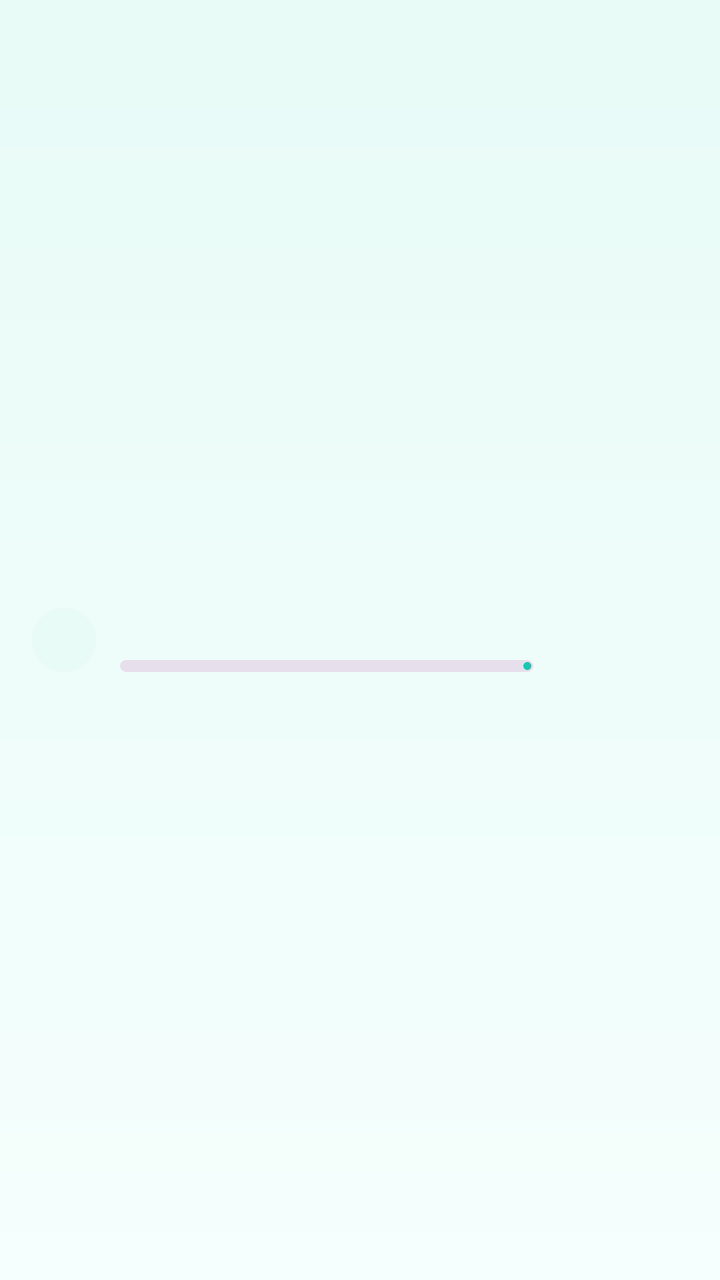
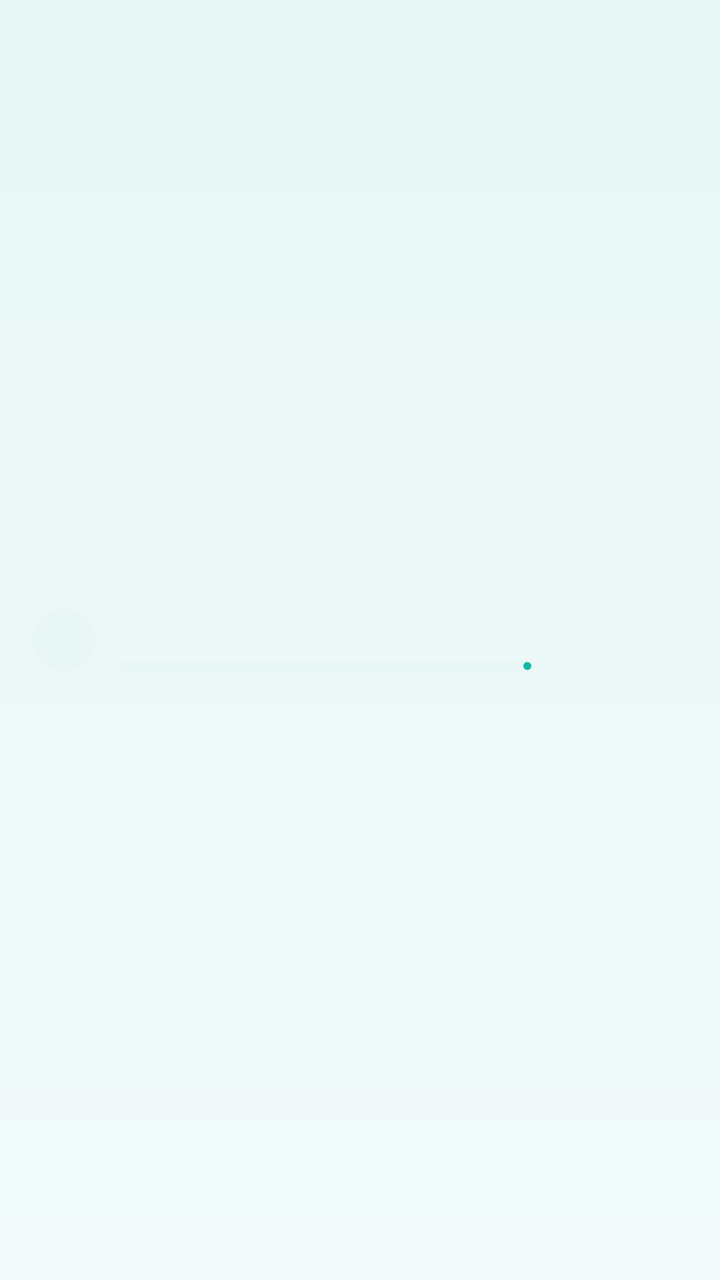

Before-and-after screenshots of an Android layout around one commit, followed by the original layout XML and the change that was made.
<!-- AndroidManifest.xml: application theme Theme.BrainBuddy -->
<!-- res/layout/item_top_app.xml -->
<?xml version="1.0" encoding="utf-8"?>
<androidx.constraintlayout.widget.ConstraintLayout xmlns:android="http://schemas.android.com/apk/res/android"
    xmlns:app="http://schemas.android.com/apk/res-auto"
    android:layout_width="match_parent"
    android:layout_height="wrap_content"
    android:minHeight="52dp"
    android:paddingStart="16dp"
    android:paddingEnd="16dp"
    android:paddingTop="8dp"
    android:paddingBottom="8dp">

    
    <FrameLayout
        android:id="@+id/iconContainer"
        android:layout_width="32dp"
        android:layout_height="32dp"
        android:background="@drawable/bg_circle_surface"
        app:layout_constraintStart_toStartOf="parent"
        app:layout_constraintTop_toTopOf="parent"
        app:layout_constraintBottom_toBottomOf="parent">

        <ImageView
            android:id="@+id/ivAppIcon"
            android:layout_width="24dp"
            android:layout_height="24dp"
            android:layout_gravity="center"
            android:contentDescription="@null"
            android:tint="?attr/colorPrimary" />
    </FrameLayout>

    
    <TextView
        android:id="@+id/tvAttemptCount"
        android:layout_width="wrap_content"
        android:layout_height="wrap_content"
        android:minEms="4"
        android:gravity="end"
        android:textAlignment="viewEnd"
        android:maxLines="1"
        android:ellipsize="end"
        android:textAppearance="@style/TextAppearance.Material3.BodyMedium"
        android:textColor="?attr/colorOnSurfaceVariant"
        app:layout_constrainedWidth="true"
        app:layout_constraintEnd_toEndOf="parent"
        app:layout_constraintTop_toTopOf="parent"
        app:layout_constraintBottom_toBottomOf="parent" />

    
    <LinearLayout
        android:id="@+id/textContainer"
        android:layout_width="0dp"
        android:layout_height="wrap_content"
        android:orientation="vertical"
        android:layout_marginStart="12dp"
        android:layout_marginEnd="12dp"
        app:layout_constraintStart_toEndOf="@id/iconContainer"
        app:layout_constraintEnd_toStartOf="@id/tvAttemptCount"
        app:layout_constraintTop_toTopOf="@id/iconContainer"
        app:layout_constraintBottom_toBottomOf="@id/iconContainer">

        <TextView
            android:id="@+id/tvAppName"
            android:layout_width="match_parent"
            android:layout_height="wrap_content"
            android:maxLines="1"
            android:ellipsize="end"
            android:textAppearance="@style/TextAppearance.Material3.BodyLarge"
            android:textColor="?attr/colorOnSurface" />

        <com.google.android.material.progressindicator.LinearProgressIndicator
            android:id="@+id/progressUsage"
            android:layout_width="match_parent"
            android:layout_height="6dp"
            android:layout_marginTop="4dp"
            android:max="100"
            android:indeterminate="false"
            app:trackThickness="6dp"
            app:trackCornerRadius="3dp"
            app:indicatorColor="?attr/colorPrimary"
            app:trackColor="?attr/colorSurfaceVariant" />
    </LinearLayout>

</androidx.constraintlayout.widget.ConstraintLayout>
<!-- resources referenced by this layout -->
<resources>
  <!-- drawable bg_circle_surface (drawable) -->
  <?xml version="1.0" encoding="utf-8"?>
  <shape xmlns:android="http://schemas.android.com/apk/res/android"
      android:shape="oval">
      <solid android:color="?attr/colorSurface" />
  </shape>
  <style name="Theme.BrainBuddy" parent="Theme.Material3.DayNight.NoActionBar">
          <item name="colorPrimary">@color/bb_primary</item>
          <item name="colorOnPrimary">@color/white</item>
          <item name="colorSecondary">@color/bb_secondary</item>
          <item name="colorOnSecondary">@color/white</item>
          <item name="colorTertiary">@color/bb_accent</item>
          <item name="colorOnTertiary">@color/black</item>
          <item name="colorError">@color/bb_error</item>
          <item name="colorSurface">@color/bb_bg</item>
          <item name="colorOnSurface">@color/bb_text</item>
          <item name="colorSurfaceContainer">@color/bb_surface_container</item>
          <item name="colorOutlineVariant">@color/bb_outline_variant</item>
          <item name="colorOnSurfaceVariant">@color/bb_text_muted</item>
          <item name="android:windowBackground">@drawable/bg_gradient</item>
          <item name="android:textColorPrimary">@color/bb_text</item>
          <item name="android:textColorSecondary">@color/bb_text_muted</item>
          <item name="materialButtonStyle">@style/BBButton</item>
          <item name="android:fontFamily">sans-serif-medium</item>
      </style>
  <color name="bb_primary">#1BC5B0</color>
  <color name="white">#FFFFFF</color>
  <color name="bb_secondary">#00897B</color>
  <color name="bb_accent">#FFC107</color>
  <color name="black">#000000</color>
  <color name="bb_error">#FF5252</color>
  <color name="bb_bg">#E8FBF7</color>
  <color name="bb_text">#1F2937</color>
  <color name="bb_surface_container">#F0FDF9</color>
  <color name="bb_outline_variant">#D1E8E4</color>
  <color name="bb_text_muted">#6B7280</color>
  <!-- drawable bg_gradient (drawable) -->
  <?xml version="1.0" encoding="utf-8"?>
  <layer-list xmlns:android="http://schemas.android.com/apk/res/android">
      <item>
          <shape>
              <gradient
                  android:angle="270"
                  android:startColor="#E8FBF7"
                  android:endColor="#F5FFFD"/>
          </shape>
      </item>
  </layer-list>
  <style name="BBButton" parent="Widget.Material3.Button">
          <item name="android:minHeight">56dp</item>
          <item name="android:paddingStart">24dp</item>
          <item name="android:paddingEnd">24dp</item>
          <item name="cornerRadius">16dp</item>
          <item name="android:textAllCaps">false</item>
          <item name="android:textColor">@color/white</item>
          <item name="android:textSize">16sp</item>
          <item name="android:textStyle">bold</item>
          <item name="backgroundTint">@color/bb_primary</item>
      </style>
</resources>

<!-- the commit's change to res/layout/item_top_app.xml (unified diff, before → after) -->
@@ -76,8 +76,8 @@
             android:indeterminate="false"
             app:trackThickness="6dp"
             app:trackCornerRadius="3dp"
-            app:indicatorColor="?attr/colorPrimary"
-            app:trackColor="?attr/colorSurfaceVariant" />
+            app:indicatorColor="@color/emerald_primary"
+            app:trackColor="@color/emerald_light" />
     </LinearLayout>
 
 </androidx.constraintlayout.widget.ConstraintLayout>
<!-- resource entries referenced after the edit -->
@@ -1,5 +1,7 @@
 <!-- resources referenced by this layout -->
 <resources>
+  <color name="emerald_light">#E8F7F5</color>
+  <color name="emerald_primary">#12B8A6</color>
   <!-- drawable bg_circle_surface (drawable) -->
   <?xml version="1.0" encoding="utf-8"?>
   <shape xmlns:android="http://schemas.android.com/apk/res/android"
@@ -19,23 +21,27 @@
           <item name="colorSurfaceContainer">@color/bb_surface_container</item>
           <item name="colorOutlineVariant">@color/bb_outline_variant</item>
           <item name="colorOnSurfaceVariant">@color/bb_text_muted</item>
+          <item name="colorPrimaryContainer">@color/emerald_light</item>
+          <item name="colorOnPrimaryContainer">@color/emerald_dark</item>
+          <item name="colorSurfaceVariant">@color/emerald_light</item>
           <item name="android:windowBackground">@drawable/bg_gradient</item>
           <item name="android:textColorPrimary">@color/bb_text</item>
           <item name="android:textColorSecondary">@color/bb_text_muted</item>
           <item name="materialButtonStyle">@style/BBButton</item>
           <item name="android:fontFamily">sans-serif-medium</item>
       </style>
-  <color name="bb_primary">#1BC5B0</color>
+  <color name="bb_primary">@color/emerald_primary</color>
   <color name="white">#FFFFFF</color>
-  <color name="bb_secondary">#00897B</color>
+  <color name="bb_secondary">@color/emerald_dark</color>
   <color name="bb_accent">#FFC107</color>
   <color name="black">#000000</color>
   <color name="bb_error">#FF5252</color>
-  <color name="bb_bg">#E8FBF7</color>
+  <color name="bb_bg">@color/emerald_light</color>
   <color name="bb_text">#1F2937</color>
-  <color name="bb_surface_container">#F0FDF9</color>
-  <color name="bb_outline_variant">#D1E8E4</color>
+  <color name="bb_surface_container">@color/emerald_surface</color>
+  <color name="bb_outline_variant">@color/emerald_primary</color>
   <color name="bb_text_muted">#6B7280</color>
+  <color name="emerald_dark">#0E9C8D</color>
   <!-- drawable bg_gradient (drawable) -->
   <?xml version="1.0" encoding="utf-8"?>
   <layer-list xmlns:android="http://schemas.android.com/apk/res/android">
@@ -43,8 +49,8 @@
           <shape>
               <gradient
                   android:angle="270"
-                  android:startColor="#E8FBF7"
-                  android:endColor="#F5FFFD"/>
+                  android:startColor="@color/emerald_light"
+                  android:endColor="@color/emerald_surface"/>
           </shape>
       </item>
   </layer-list>
@@ -54,10 +60,11 @@
           <item name="android:paddingEnd">24dp</item>
           <item name="cornerRadius">16dp</item>
           <item name="android:textAllCaps">false</item>
-          <item name="android:textColor">@color/white</item>
+          <item name="android:textColor">?attr/colorOnPrimary</item>
           <item name="android:textSize">16sp</item>
           <item name="android:textStyle">bold</item>
-          <item name="backgroundTint">@color/bb_primary</item>
+          <item name="backgroundTint">?attr/colorPrimary</item>
       </style>
+  <color name="emerald_surface">#F2FBFA</color>
 </resources>
 
